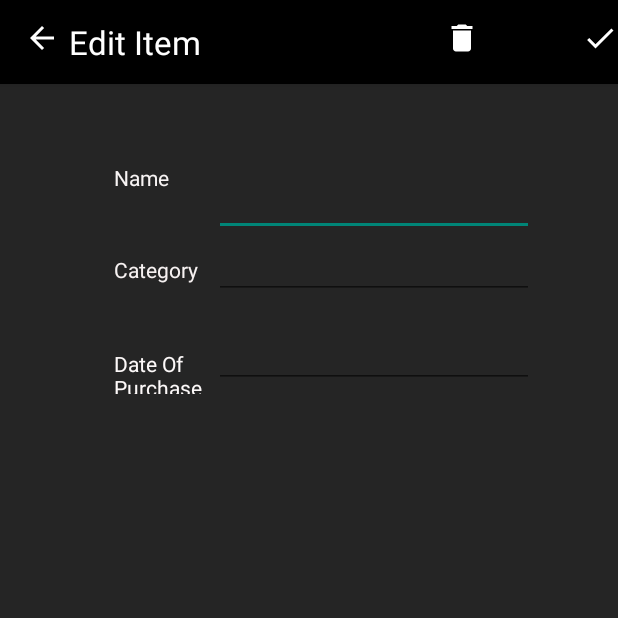
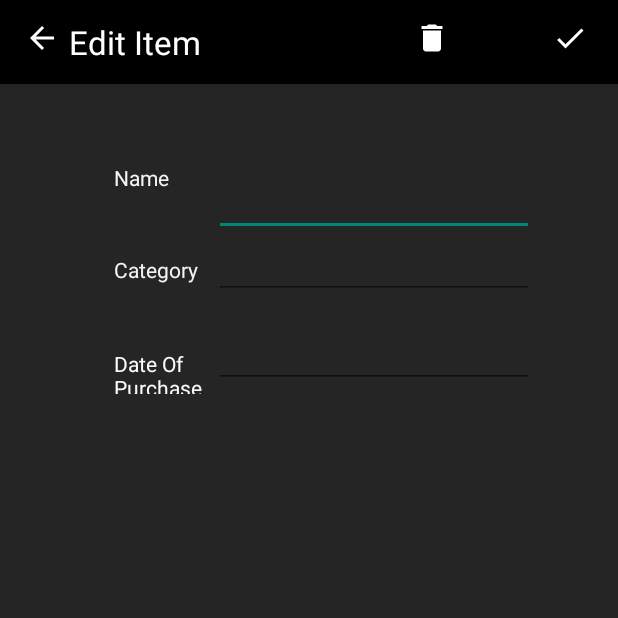
Before and after one commit to PangKimJin/MainActivity2, an Android app: the EditExpenditureList screen opened directly, with no data from a screen before it, on a phone screen of 412 x 824 dp, the top half of it. Run offline under Robolectric (Android 15) with nearby library versions, the light colour scheme and no system bars.

Commit message:
adjusted the paddings of the toolbar icons.

```diff
--- a/app/src/main/res/layout/toolbar.xml
+++ b/app/src/main/res/layout/toolbar.xml
@@ -17,7 +17,7 @@
             android:layout_height="24dp"
             android:layout_alignParentLeft="true"
             android:background="@drawable/ic_arrow_back_white_24dp"
-            android:id="@+id/new_toolbar_back"/>
+            android:id="@+id/new_toolbar_back" />
         <TextView
             android:layout_width="wrap_content"
             android:layout_height="wrap_content"
@@ -31,7 +31,7 @@
             android:layout_width="24dp"
             android:layout_height="24dp"
             android:layout_alignParentRight="true"
-            android:layout_marginRight="10dp"
+            android:layout_marginRight="20dp"
             android:background="@drawable/ic_add_white_24dp" />
 
     </RelativeLayout>
--- a/app/src/main/res/layout/toolbar_create_lists.xml
+++ b/app/src/main/res/layout/toolbar_create_lists.xml
@@ -25,13 +25,14 @@
             android:textSize="22sp"
             android:textColor="#FFFF"
             android:layout_alignParentLeft="true"
-            android:layout_marginLeft="30dp"/>
+            android:layout_marginLeft="30dp"
+/>
         <Button
             android:id="@+id/toolbar_create_lists_add"
             android:layout_width="24dp"
             android:layout_height="24dp"
             android:layout_alignParentRight="true"
-            android:layout_marginRight="10dp"
+            android:layout_marginRight="20dp"
             android:background="@drawable/ic_add_white_24dp" />
 
 
--- a/app/src/main/res/layout/toolbar_item_display.xml
+++ b/app/src/main/res/layout/toolbar_item_display.xml
@@ -31,17 +31,14 @@
             android:layout_height="24dp"
             android:background="@drawable/ic_delete_white_24dp"
             android:id="@+id/toolbar_item_display_delete"
-            android:layout_marginLeft="280dp"
-            android:layout_marginStart="280dp"/>
+            android:layout_marginLeft="260dp"
+            android:layout_marginStart="260dp"/>
         <Button
             android:id="@+id/toolbar_item_display_tick"
             android:layout_width="24dp"
             android:layout_height="24dp"
+            android:layout_marginRight="20dp"
             android:layout_alignParentRight="true"
-            android:background="@drawable/ic_tick_white_24dp"
-             /> //change to tick
-
-
-
+            android:background="@drawable/ic_tick_white_24dp" />
     </RelativeLayout>
 </androidx.appcompat.widget.Toolbar>
--- a/app/src/main/res/layout/toolbar_shopping_list_display.xml
+++ b/app/src/main/res/layout/toolbar_shopping_list_display.xml
@@ -31,7 +31,7 @@
             android:id="@+id/toolbar_shopping_list_display_add"
             android:layout_width="24dp"
             android:layout_height="24dp"
-            android:layout_marginStart="280dp"
+            android:layout_marginStart="260dp"
             android:background="@drawable/ic_add_white_24dp"
             android:layout_marginLeft="40dp" />
         <Button
@@ -39,7 +39,7 @@
             android:layout_width="24dp"
             android:layout_height="24dp"
             android:layout_alignParentRight="true"
-            android:layout_marginRight="10dp"
+            android:layout_marginRight="20dp"
             android:background="@drawable/ic_delete_white_24dp" />
 
 
```
Also changed, not shown: app/src/main/res/layout/toolbar_ittr.xml (+7 -7 lines).
